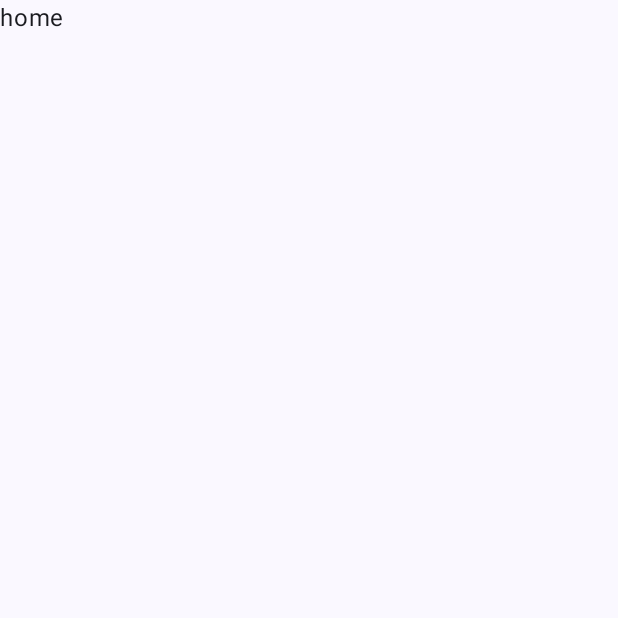
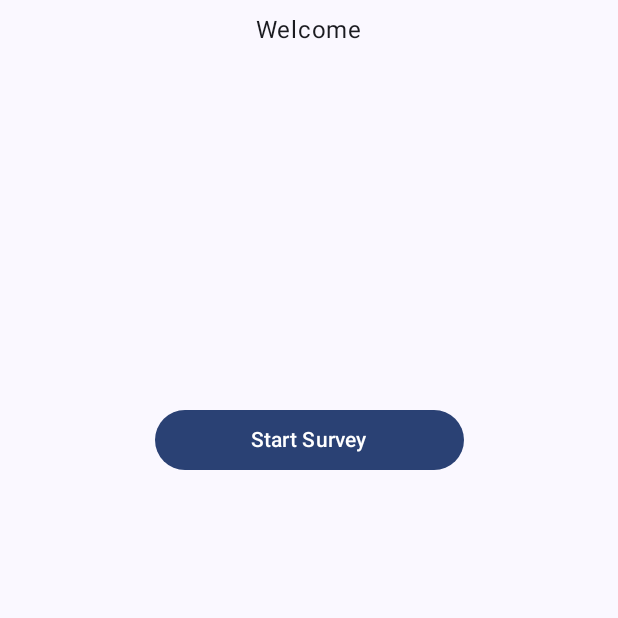
Before and after one commit to shalva97/XM-Survey, an Android app built with Jetpack Compose: the screen it shows after launch (MainActivity), on a phone screen of 412 x 824 dp, the top half of it. Before the commit the part shown is almost empty. Run offline under Robolectric (Android 15) with nearby library versions, the phone set to English and light mode, and no system bars.

Commit message:
Add home screen and navigation to survey screen

```diff
--- a/app/src/main/kotlin/io/github/shalva97/xm_survey/presentation/MainActivity.kt
+++ b/app/src/main/kotlin/io/github/shalva97/xm_survey/presentation/MainActivity.kt
@@ -28,7 +28,7 @@ class MainActivity : ComponentActivity() {
                     color = MaterialTheme.colorScheme.background
                 ) {
                     NavHost(navController = navController, startDestination = HOME) {
-                        composable(HOME) { HomeScreen() }
+                        composable(HOME) { HomeScreen(navController) }
                         composable(SURVEY) { SurveyScreen() }
                     }
                 }
--- a/app/src/main/kotlin/io/github/shalva97/xm_survey/presentation/home/HomeScreen.kt
+++ b/app/src/main/kotlin/io/github/shalva97/xm_survey/presentation/home/HomeScreen.kt
@@ -1,10 +1,30 @@
 package io.github.shalva97.xm_survey.presentation.home
 
+import androidx.compose.foundation.layout.Column
+import androidx.compose.foundation.layout.Spacer
+import androidx.compose.foundation.layout.fillMaxHeight
+import androidx.compose.foundation.layout.fillMaxWidth
+import androidx.compose.foundation.layout.padding
+import androidx.compose.material3.Button
 import androidx.compose.material3.Text
 import androidx.compose.runtime.Composable
-import io.github.shalva97.xm_survey.presentation.HOME
+import androidx.compose.ui.Alignment
+import androidx.compose.ui.Modifier
+import androidx.compose.ui.res.stringResource
+import androidx.compose.ui.unit.dp
+import androidx.navigation.NavHostController
+import io.github.shalva97.xm_survey.R
+import io.github.shalva97.xm_survey.presentation.SURVEY
 
 @Composable
-fun HomeScreen() {
-    Text(text = HOME)
+fun HomeScreen(navController: NavHostController) {
+    Column(modifier = Modifier.fillMaxWidth(), horizontalAlignment = Alignment.CenterHorizontally) {
+        Text(modifier = Modifier.padding(top = 8.dp), text = stringResource(R.string.welcome))
+        Spacer(modifier = Modifier.fillMaxHeight(.3f))
+        Button(modifier = Modifier.fillMaxWidth(.5f), onClick = {
+            navController.navigate(SURVEY)
+        }) {
+            Text(text = stringResource(R.string.start_survey))
+        }
+    }
 }
--- a/app/src/main/res/values/strings.xml
+++ b/app/src/main/res/values/strings.xml
@@ -1,3 +1,5 @@
 <resources>
     <string name="app_name">XM-Survey</string>
+    <string name="welcome">Welcome</string>
+    <string name="start_survey">Start Survey</string>
 </resources>
```
